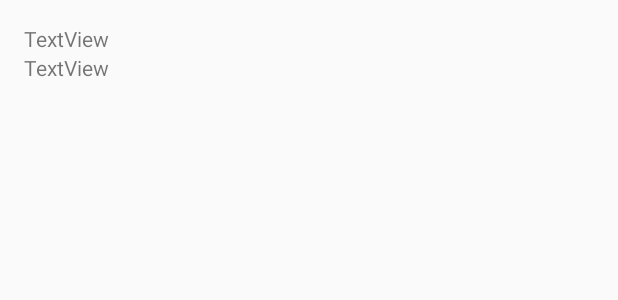
After one commit to bgorringe84/Time2, an Android app: the layout list_item_single.xml on its own in the app's theme, with its tools: preview values and no code run, on a phone screen of 412 x 824 dp. The commit adds this screen. Shown: the top 300 px of the screen. Run offline under Robolectric (Android 15) with nearby library versions, the phone set to English and light mode, and no system bars.

Commit message:
Team06 Wednesday Meeting

```diff
--- a/app/build.gradle
+++ b/app/build.gradle
@@ -48,6 +48,8 @@ dependencies {
     implementation 'com.google.firebase:firebase-firestore:21.5.0'
     implementation 'com.google.firebase:firebase-auth:19.3.2'
     implementation 'com.google.firebase:firebase-storage:19.1.1'
+    implementation "com.firebaseui:firebase-ui-auth:3.0.0"
+    implementation "com.firebaseui:firebase-ui-firestore:3.0.0"
 
     // Google Authentication
     implementation 'com.google.android.gms:play-services-auth:18.0.0'
--- a/app/src/main/res/layout/activity_add_goal.xml
+++ b/app/src/main/res/layout/activity_add_goal.xml
@@ -48,7 +48,7 @@
         android:autofillHints=""
         android:ems="10"
         android:hint="@string/goal_cost"
-        android:inputType="textPersonName"
+        android:inputType="numberDecimal"
         app:layout_constraintEnd_toEndOf="parent"
         app:layout_constraintStart_toStartOf="parent"
         app:layout_constraintTop_toBottomOf="@+id/textView2" />
--- /dev/null
+++ b/app/src/main/res/layout/list_item_single.xml
@@ -0,0 +1,25 @@
+<?xml version="1.0" encoding="utf-8"?>
+<androidx.constraintlayout.widget.ConstraintLayout
+    xmlns:android="http://schemas.android.com/apk/res/android"
+    xmlns:app="http://schemas.android.com/apk/res-auto"
+    android:layout_width="match_parent"
+    android:layout_height="wrap_content"
+    android:padding="16dp">
+
+    <TextView
+        android:id="@+id/list_title"
+        android:layout_width="wrap_content"
+        android:layout_height="wrap_content"
+        android:text="TextView"
+        app:layout_constraintStart_toStartOf="parent"
+        app:layout_constraintTop_toTopOf="parent" />
+
+    <TextView
+        android:id="@+id/list_cost"
+        android:layout_width="wrap_content"
+        android:layout_height="wrap_content"
+        android:text="TextView"
+        app:layout_constraintBottom_toBottomOf="parent"
+        app:layout_constraintStart_toStartOf="parent"
+        app:layout_constraintTop_toBottomOf="@+id/list_title" />
+</androidx.constraintlayout.widget.ConstraintLayout>
--- a/app/src/main/res/values/strings.xml
+++ b/app/src/main/res/values/strings.xml
@@ -15,6 +15,7 @@
 
     <!-- Dashboard Labels -->
     <string name="dashboard_welcome">Welcome to the Dashboard!</string>
-    <string name="dashboard_goalTitle">Here are your Goals:</string>
-
+    <string name="dashboard_description">Here are your Goals:</string>
+    <string name="dashboard_goalTitle">Goal:</string>
+    <string name="dashboard_goalCost">Goal Cost:</string>
 </resources>
```
Also changed, not shown: app/src/main/java/com/example/time2/AddGoalActivity.java (+7 -2 lines), app/src/main/java/com/example/time2/DashboardActivity.java (+92 -5 lines), app/src/main/java/com/example/time2/GoalModel.java (added, +29 -0 lines), app/src/main/res/layout/activity_dashboard.xml (+29 -8 lines), 2 other files.
